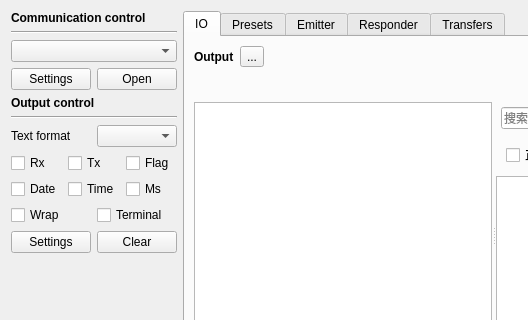
The window that src/page/page.ui (x-tools-author/x-tools) describes before a commit, drawn with Qt 5; both pictures show x 0 to 528 and y 0 to 320 of the 876 by 438 pixel window.
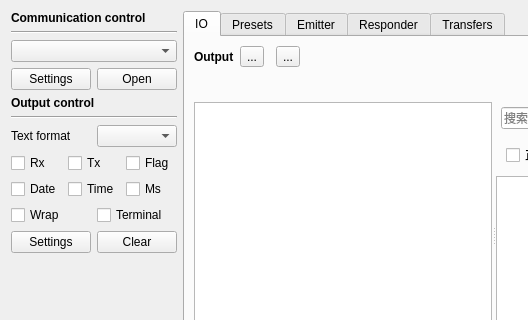
The same window after the commit. Custom widgets are drawn as their Qt base class.

Commit message: feat: search panel can be hiden and show

```diff
--- a/src/page/page.ui
+++ b/src/page/page.ui
@@ -294,6 +294,16 @@
          <item>
           <widget class="QWidget" name="widgetChartsController" native="true"/>
          </item>
+         <item>
+          <widget class="QToolButton" name="toolButtonSearch">
+           <property name="toolTip">
+            <string>Advanced search</string>
+           </property>
+           <property name="text">
+            <string>...</string>
+           </property>
+          </widget>
+         </item>
          <item>
           <widget class="QLabel" name="label_8">
            <property name="sizePolicy">
```
Left out of the diff: 12 changed lines with no effect on the pictures. The commit also changes 3 other files.
